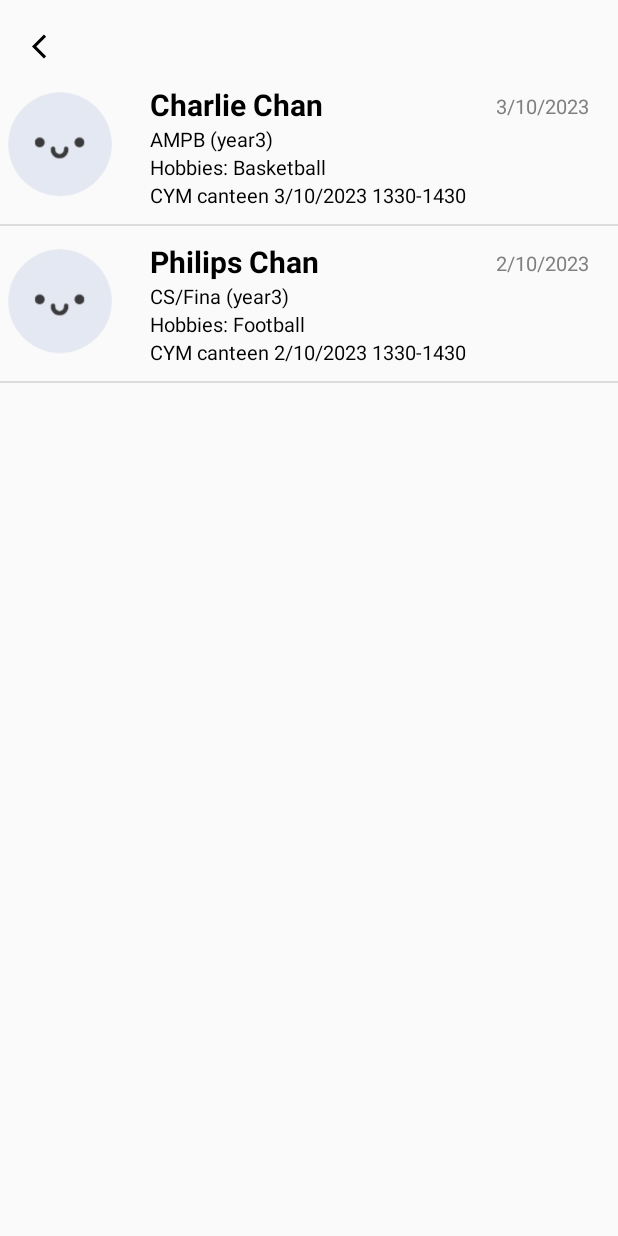
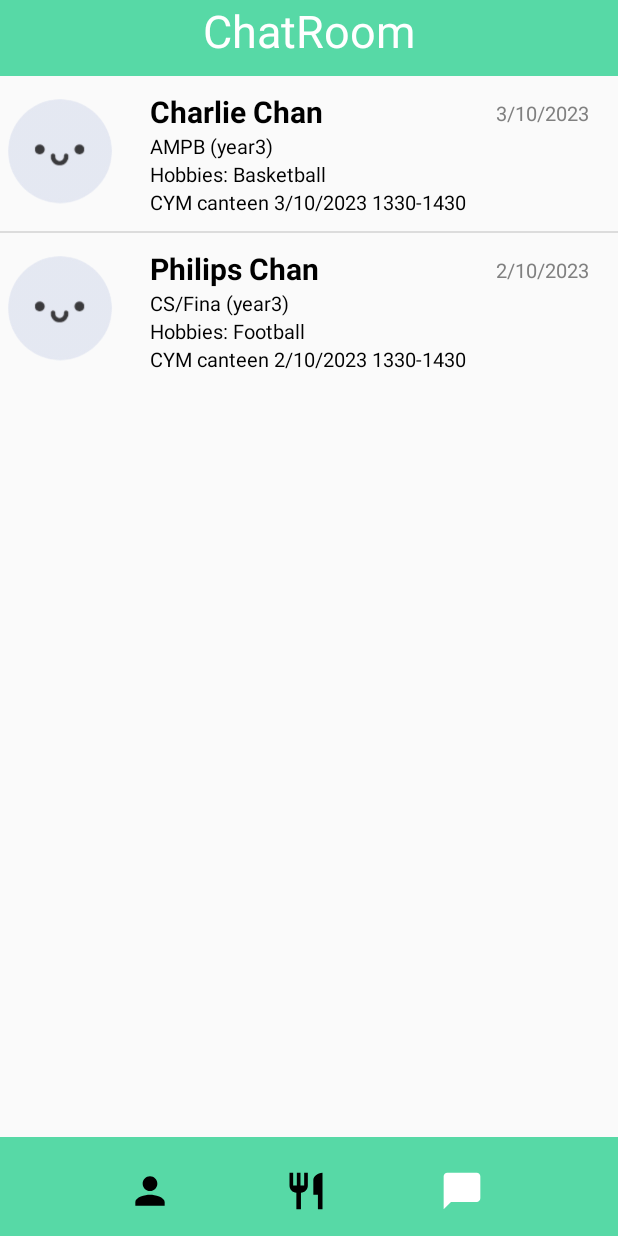
Before and after one commit to timmychan823/comp3330project, an Android app built with Jetpack Compose: the ChatRoomActivity screen opened directly, with no data from a screen before it, on a phone screen of 412 x 824 dp. Run offline under Robolectric (Android 15) with nearby library versions, the phone set to English and light mode, and no system bars.

Commit message:
Added Navigation Bar

```diff
--- a/app/src/main/AndroidManifest.xml
+++ b/app/src/main/AndroidManifest.xml
@@ -15,6 +15,12 @@
         android:theme="@style/Theme.RiceLegFinder"
         android:usesCleartextTraffic="true"
         tools:targetApi="34">
+        <activity
+            android:name=".Restaurant"
+            android:exported="false" />
+        <activity
+            android:name=".Profile"
+            android:exported="false" />
         <activity
             android:name=".ChatRoomActivity"
             android:exported="false" />
--- a/app/src/main/java/com/example/ricelegfinder/ChatRoomActivity.kt
+++ b/app/src/main/java/com/example/ricelegfinder/ChatRoomActivity.kt
@@ -12,14 +12,27 @@ class ChatRoomActivity : ComponentActivity() {
         super.onCreate(savedInstanceState)
         setContentView(R.layout.activity_chat_room)
 
-        val chatRoomBackButton: AppCompatImageView = findViewById(R.id.imageBackChatRoom)
+        val profileNavButtonChat: AppCompatImageView = findViewById(R.id.profileNavButtonChat)
+        val restaurantNavButtonChat: AppCompatImageView = findViewById(R.id.restaurantNavButtonChat)
 
-        chatRoomBackButton.setOnClickListener{
-            val intent = Intent(this@ChatRoomActivity, MainActivity::class.java)
+
+        profileNavButtonChat.setOnClickListener{
+            val intent = Intent(this@ChatRoomActivity, Profile::class.java)
             intent.setFlags(Intent.FLAG_ACTIVITY_REORDER_TO_FRONT)
             startActivityIfNeeded(intent,0)
+            overridePendingTransition(0,0)
+        }
 
+        restaurantNavButtonChat.setOnClickListener{
+            val intent = Intent(this@ChatRoomActivity, Restaurant::class.java)
+            intent.setFlags(Intent.FLAG_ACTIVITY_REORDER_TO_FRONT)
+            startActivityIfNeeded(intent,0)
+            overridePendingTransition(0,0)
         }
+
+
+
+
 
 
 
--- a/app/src/main/java/com/example/ricelegfinder/MainActivity.kt
+++ b/app/src/main/java/com/example/ricelegfinder/MainActivity.kt
@@ -58,7 +58,7 @@ class MainActivity : ComponentActivity() {
             if (userEmailAddressText != "ricelegfinder@connect.hku.hk" || passwordText != "123456") {
                 errorText.text = "Incorrect email address or password"
             } else {
-                val intent = Intent(this@MainActivity, ChatRoomActivity::class.java)
+                val intent = Intent(this@MainActivity, Restaurant::class.java)
                 errorText.text =""
                 intent.putExtra("my_user_id",1)
                 startActivity(intent)
--- /dev/null
+++ b/app/src/main/res/drawable/chatroom.xml
@@ -0,0 +1,5 @@
+<vector android:height="24dp" android:tint="#FFFFFF"
+    android:viewportHeight="24" android:viewportWidth="24"
+    android:width="24dp" xmlns:android="http://schemas.android.com/apk/res/android">
+    <path android:fillColor="@android:color/white" android:pathData="M20,2H4c-1.1,0 -2,0.9 -2,2v18l4,-4h14c1.1,0 2,-0.9 2,-2V4c0,-1.1 -0.9,-2 -2,-2z"/>
+</vector>
--- /dev/null
+++ b/app/src/main/res/drawable/profile.xml
@@ -0,0 +1,5 @@
+<vector android:height="24dp" android:tint="#FFFFFF"
+    android:viewportHeight="24" android:viewportWidth="24"
+    android:width="24dp" xmlns:android="http://schemas.android.com/apk/res/android">
+    <path android:fillColor="@android:color/white" android:pathData="M12,12c2.21,0 4,-1.79 4,-4s-1.79,-4 -4,-4 -4,1.79 -4,4 1.79,4 4,4zM12,14c-2.67,0 -8,1.34 -8,4v2h16v-2c0,-2.66 -5.33,-4 -8,-4z"/>
+</vector>
--- /dev/null
+++ b/app/src/main/res/drawable/restaurants.xml
@@ -0,0 +1,5 @@
+<vector android:height="24dp" android:tint="#FFFFFF"
+    android:viewportHeight="24" android:viewportWidth="24"
+    android:width="24dp" xmlns:android="http://schemas.android.com/apk/res/android">
+    <path android:fillColor="@android:color/white" android:pathData="M11,9L9,9L9,2L7,2v7L5,9L5,2L3,2v7c0,2.12 1.66,3.84 3.75,3.97L6.75,22h2.5v-9.03C11.34,12.84 13,11.12 13,9L13,2h-2v7zM16,6v8h2.5v8L21,22L21,2c-2.76,0 -5,2.24 -5,4z"/>
+</vector>
--- a/app/src/main/res/layout/activity_chat_room.xml
+++ b/app/src/main/res/layout/activity_chat_room.xml
@@ -6,31 +6,103 @@
     android:layout_height="match_parent"
     tools:context=".ChatRoomActivity">
 
+    <androidx.constraintlayout.widget.ConstraintLayout
+    android:layout_width="match_parent"
+    android:layout_height="match_parent">
     <LinearLayout
+        android:id = "@+id/topChatBar"
         android:layout_width="match_parent"
-        android:layout_height="match_parent"
-        android:orientation="vertical">
+        android:layout_height="wrap_content"
+        android:paddingBottom="10sp"
+        android:background="#57D9A6"
+        app:layout_constraintTop_toTopOf="parent"
+        android:gravity="center"
 
 
+        >
+
+
+        <TextView
+            android:layout_width="wrap_content"
+            android:layout_height="fill_parent"
+
+            android:text= "ChatRoom"
+            android:textColor="@color/white"
+            android:textSize="30sp"
+            android:gravity="bottom"
+            ></TextView>
+
+    </LinearLayout>
+
+
+    <LinearLayout
+        android:id="@+id/chatMiddle"
+        app:layout_constraintBottom_toBottomOf="parent"
+        android:layout_width="match_parent"
+        android:layout_height="66sp"
+        android:orientation="horizontal"
+        android:background="#57D9A6"
+        >
         <androidx.appcompat.widget.AppCompatImageView
-            android:id="@+id/imageBackChatRoom"
-            android:layout_width="30sp"
-            android:layout_height="30sp"
-            android:layout_marginStart="16sp"
-            android:layout_marginLeft="16sp"
+            android:id="@+id/profileNavButtonChat"
+            android:layout_width="40sp"
+            android:layout_height="40sp"
+
+            android:layout_marginLeft="80sp"
+            android:layout_marginRight="32sp"
+
             android:layout_marginTop="16sp"
             android:padding="5sp"
-            android:src="@drawable/ic_back"
-            android:tint="@color/black">
+            android:src="@drawable/profile"
+            android:tint="@color/black"></androidx.appcompat.widget.AppCompatImageView>
+        <androidx.appcompat.widget.AppCompatImageView
+            android:id="@+id/restaurantNavButtonChat"
+            android:layout_width="40sp"
+            android:layout_height="40sp"
+            android:layout_marginLeft="32sp"
+            android:layout_marginRight="32sp"
+            android:layout_marginTop="16sp"
+            android:padding="5sp"
+            android:src="@drawable/restaurants"
+            android:tint="@color/black"></androidx.appcompat.widget.AppCompatImageView>
+        <androidx.appcompat.widget.AppCompatImageView
+            android:id="@+id/chatroomNavButtonChat"
+            android:layout_width="40sp"
+            android:layout_height="40sp"
+            android:layout_marginLeft="32sp"
+            android:layout_marginRight="300sp"
+            android:layout_marginTop="16sp"
+            android:padding="5sp"
+            android:src="@drawable/chatroom"
+            android:tint="@color/white"></androidx.appcompat.widget.AppCompatImageView>
 
-        </androidx.appcompat.widget.AppCompatImageView>
+
+
+    </LinearLayout>
 
     <ListView
         android:id="@+id/personlist_viewChat"
         android:layout_width="match_parent"
-            android:layout_height="match_parent"
+        android:layout_height="wrap_content"
+        app:layout_constraintTop_toBottomOf="@+id/topChatBar"
         />
 
-    </LinearLayout>
 
 </androidx.constraintlayout.widget.ConstraintLayout>
+
+
+
+
+
+
+
+
+
+
+
+
+
+
+
+
+</androidx.constraintlayout.widget.ConstraintLayout>
```
Also changed, not shown: app/src/main/java/com/example/ricelegfinder/Profile.kt (added, +38 -0 lines), app/src/main/java/com/example/ricelegfinder/Restaurant.kt (added, +37 -0 lines), app/src/main/res/layout/activity_profile.xml (added, +91 -0 lines), app/src/main/res/layout/activity_restaurant.xml (added, +91 -0 lines). Lines whose indentation alone changed are shown as unchanged.
